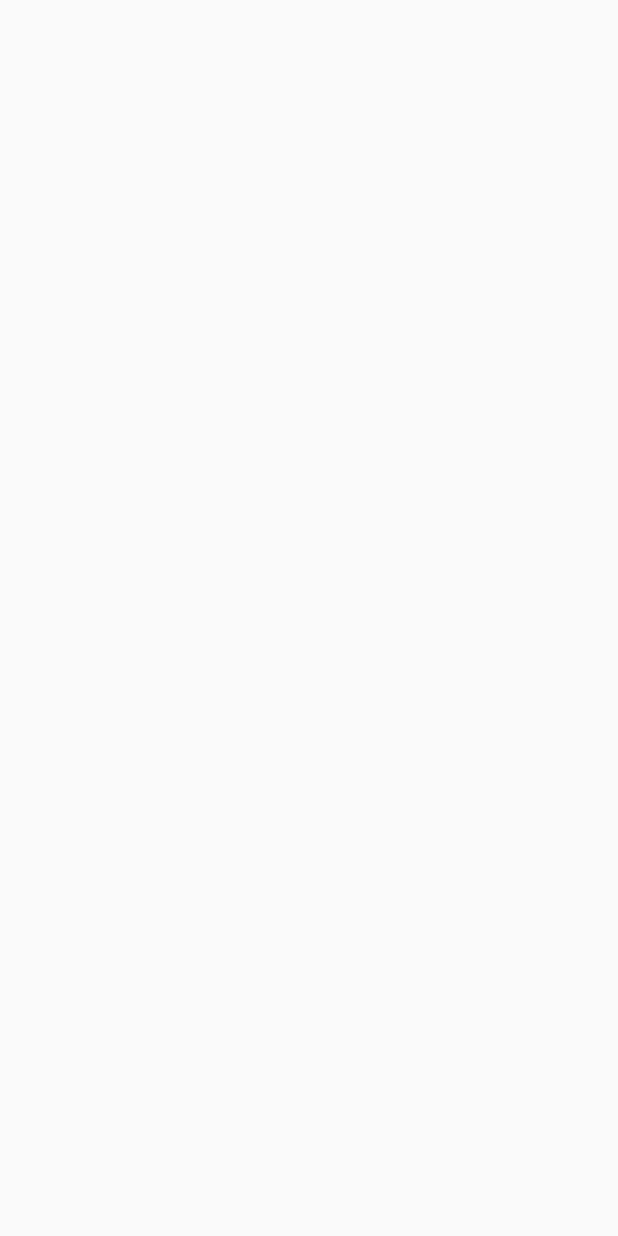
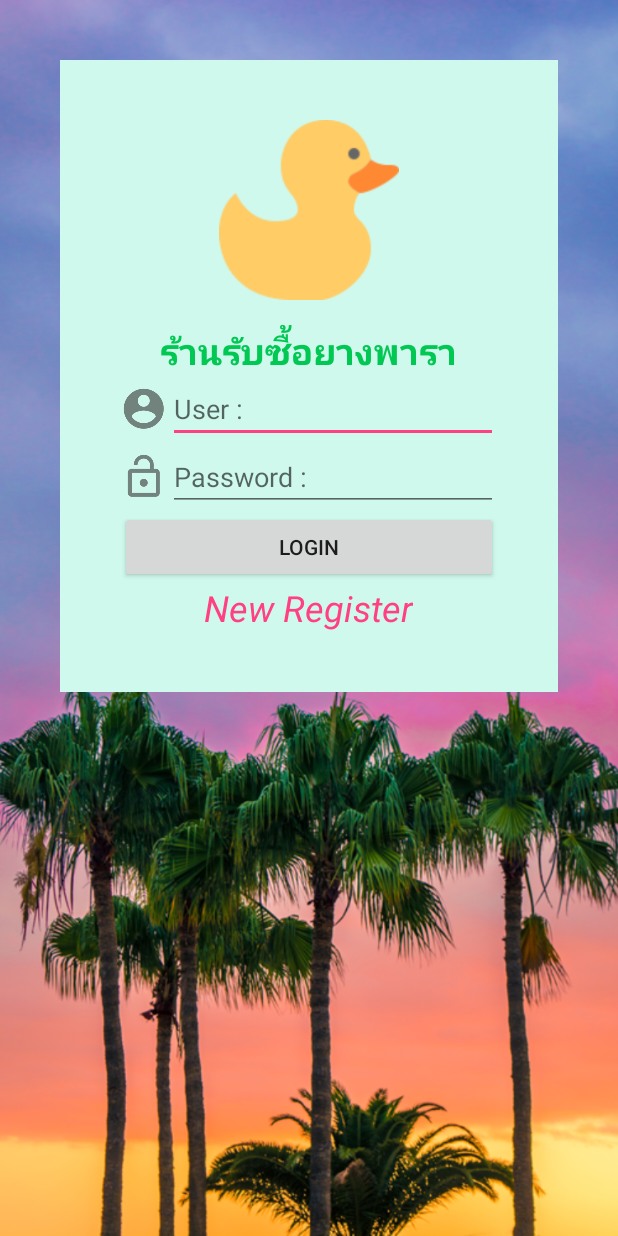
Before and after one commit to Amonsirik/RMUTSV, an Android app: the screen it shows after launch (MainActivity), on a phone screen of 412 x 824 dp. Before the commit the screen is empty. Run offline under Robolectric (Android 15) with nearby library versions, the phone set to English and light mode, and no system bars.

Commit message:
before lunch

```diff
--- a/app/src/main/java/app/sirikhamhom/amon/rmutsvservice/MainActivity.java
+++ b/app/src/main/java/app/sirikhamhom/amon/rmutsvservice/MainActivity.java
@@ -9,5 +9,17 @@ public class MainActivity extends AppCompatActivity {
     protected void onCreate(Bundle savedInstanceState) {
         super.onCreate(savedInstanceState);
         setContentView(R.layout.activity_main);
-    }
-}
+
+ //     Add Fragment to Activity
+        if (savedInstanceState == null) {
+
+            getSupportFragmentManager().beginTransaction()
+                    .add(R.id.contentFragmentMain, new MainFragment()).commit();
+        }
+
+
+
+    } // Main Method
+
+
+} // Main Class
--- a/app/src/main/res/layout/activity_main.xml
+++ b/app/src/main/res/layout/activity_main.xml
@@ -7,6 +7,14 @@
     android:layout_height="match_parent"
     tools:context="app.sirikhamhom.amon.rmutsvservice.MainActivity">
 
+
+    <!--WallPaper-->
+    <ImageView
+        android:scaleType="centerCrop"
+        android:src="@drawable/bg"
+        android:layout_width="match_parent"
+        android:layout_height="match_parent" />geView
+
    <!--Content Fragment-->
     <FrameLayout
         android:id="@+id/contentFragmentMain"
--- a/app/src/main/res/layout/fragment_main.xml
+++ b/app/src/main/res/layout/fragment_main.xml
@@ -3,6 +3,7 @@
     android:layout_width="match_parent" android:layout_height="match_parent">
     <!--Content-->
     <LinearLayout
+        android:background="#d0f9ed"
         android:padding="@dimen/margin"
         android:layout_margin="@dimen/margin"
         android:orientation="vertical"
@@ -12,7 +13,7 @@
         <!--logo-->
         <ImageView
             android:layout_gravity="center_horizontal"
-            android:src="@drawable/logo"
+            android:src="@drawable/logo1"
             android:layout_width="@dimen/logo"
             android:layout_height="@dimen/logo" />
 
--- a/app/src/main/res/values/dimens.xml
+++ b/app/src/main/res/values/dimens.xml
@@ -2,7 +2,7 @@
 <resources>
     <dimen name="margin">40dp</dimen>
     <dimen name="h1">24sp</dimen>
-    <dimen name="h1">18sp</dimen>
+    <dimen name="h2">18sp</dimen>
     <dimen name="logo">120dp</dimen>
 
 
--- a/app/src/main/res/values/strings.xml
+++ b/app/src/main/res/values/strings.xml
@@ -4,6 +4,9 @@
     <string name="user">User :</string>
     <string name="password">Password :</string>
     <string name="register">New Register</string>
+    <string name="user">User :</string>
+    <string name="password">Password :</string>
+    <string name="name">Name :</string>
 
 
 </resources>
```
Also changed, not shown: app/src/main/java/app/sirikhamhom/amon/rmutsvservice/fragment/RegisterFragment.java (added, +25 -0 lines), app/src/main/res/layout/fragment_regifter.xml (added, +128 -0 lines), app/src/main/res/drawable-hdpi/ic_action_name.png (added), app/src/main/res/drawable-hdpi/ic_action_save.png (added), app/src/main/res/drawable-mdpi/ic_action_name.png (added), app/src/main/res/drawable-mdpi/ic_action_save.png (added), app/src/main/res/drawable-v24/bg.png (added), app/src/main/res/drawable-v24/logo.png (deleted), app/src/main/res/drawable-v24/logo1.png (added), app/src/main/res/drawable-xhdpi/ic_action_name.png (added), app/src/main/res/drawable-xhdpi/ic_action_save.png (added), app/src/main/res/drawable-xxhdpi/ic_action_name.png (added), app/src/main/res/drawable-xxhdpi/ic_action_save.png (added).
